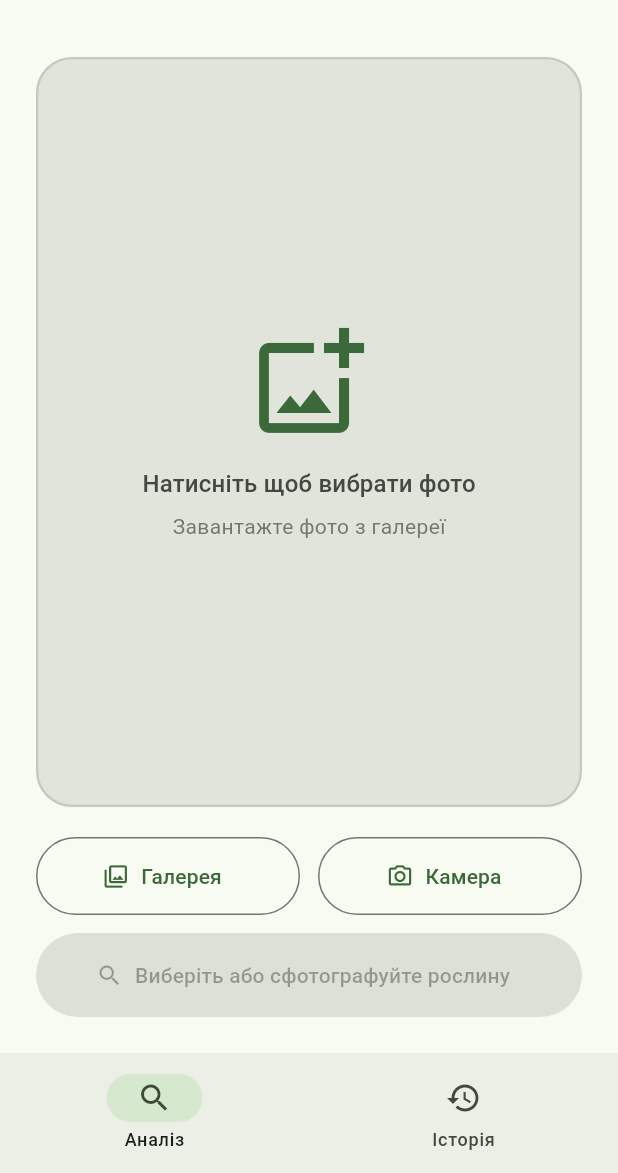
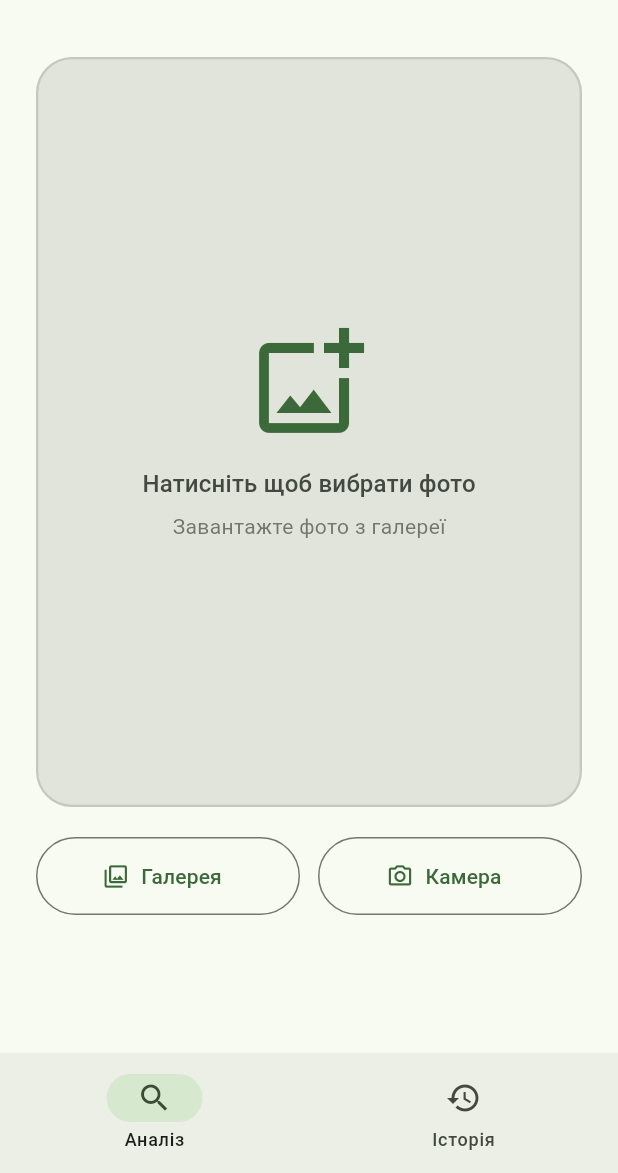
Before and after one commit to pdm7177/plant-doctor, a Flutter app: the screen it shows once a user with an empty profile is signed in, on a phone screen of 412 x 824 dp, the part 63-1236 px from its top. Run offline on Flutter 3.47's test engine with Material 3 defaults, Android fonts, the phone set to English and light mode, and no system bars; our stand-ins replace flutter_local_notifications, google_sign_in, image_picker, shared_preferences, supabase_flutter, timezone; accounts and stored records are empty.

Commit message:
Fix paywall text (30 days instead of month) + hide analyze button until photo selected
Co-Authored-By: Claude Opus 4.8 <noreply@anthropic.com>

```diff
--- a/lib/l10n/app_strings.dart
+++ b/lib/l10n/app_strings.dart
@@ -67,7 +67,7 @@ class AppStrings {
       'paywallTitle': 'Преміум доступ',
       'paywallSubtitle': 'Ліміт безкоштовних аналізів вичерпано',
       'paywallDesc':
-          'Ви використали 5 безкоштовних аналізів цього місяця. Оформіть підписку щоб продовжити.',
+          'Ви використали 5 безкоштовних аналізів за останні 30 днів. Оформіть підписку щоб продовжити.',
       'paywallPrice': 'Підписатися — \$4.99/місяць',
       'paywallBack': 'Повернутися назад',
       'paywallFreeLeft': 'Безкоштовних аналізів залишилось:',
@@ -82,6 +82,10 @@ class AppStrings {
       'loginSubtitle': 'Діагностика рослин за допомогою ШІ',
       'loginWithGoogle': 'Увійти через Google',
       'loginPrivacyNote': 'Входячи, ви погоджуєтесь з Політикою конфіденційності',
+      'account': 'Акаунт',
+      'signOutBtn': 'Вийти з акаунту',
+      'signOutTitle': 'Вийти?',
+      'signOutMsg': 'Ви впевнені, що хочете вийти з акаунту?',
       'recWatering': 'Полив',
       'recLight': 'Освітлення',
       'recTemperature': 'Температура',
@@ -159,7 +163,7 @@ class AppStrings {
       'paywallTitle': 'Premium access',
       'paywallSubtitle': 'Free analysis limit reached',
       'paywallDesc':
-          'You have used 5 free analyses this month. Subscribe to continue.',
+          'You have used 5 free analyses in the last 30 days. Subscribe to continue.',
       'paywallPrice': 'Subscribe — \$4.99/month',
       'paywallBack': 'Go back',
       'paywallFreeLeft': 'Free analyses remaining:',
@@ -174,6 +178,10 @@ class AppStrings {
       'loginSubtitle': 'AI-powered plant health diagnosis',
       'loginWithGoogle': 'Sign in with Google',
       'loginPrivacyNote': 'By signing in, you agree to our Privacy Policy',
+      'account': 'Account',
+      'signOutBtn': 'Sign Out',
+      'signOutTitle': 'Sign Out?',
+      'signOutMsg': 'Are you sure you want to sign out?',
       'recWatering': 'Watering',
       'recLight': 'Light',
       'recTemperature': 'Temperature',
@@ -251,7 +259,7 @@ class AppStrings {
       'paywallTitle': 'Acceso premium',
       'paywallSubtitle': 'Límite de análisis gratuitos alcanzado',
       'paywallDesc':
-          'Has usado 5 análisis gratuitos este mes. Suscríbete para continuar.',
+          'Has usado 5 análisis gratuitos en los últimos 30 días. Suscríbete para continuar.',
       'paywallPrice': 'Suscribirse — \$4.99/mes',
       'paywallBack': 'Volver',
       'paywallFreeLeft': 'Análisis gratuitos restantes:',
@@ -266,6 +274,10 @@ class AppStrings {
       'loginSubtitle': 'Diagnóstico de plantas con IA',
       'loginWithGoogle': 'Iniciar sesión con Google',
       'loginPrivacyNote': 'Al iniciar sesión, aceptas nuestra Política de privacidad',
+      'account': 'Cuenta',
+      'signOutBtn': 'Cerrar sesión',
+      'signOutTitle': '¿Cerrar sesión?',
+      'signOutMsg': '¿Seguro que quieres cerrar sesión?',
       'recWatering': 'Riego',
       'recLight': 'Luz',
       'recTemperature': 'Temperatura',
@@ -343,7 +355,7 @@ class AppStrings {
       'paywallTitle': 'Премиум доступ',
       'paywallSubtitle': 'Лимит бесплатных анализов исчерпан',
       'paywallDesc':
-          'Вы использовали 5 бесплатных анализов в этом месяце. Оформите подписку чтобы продолжить.',
+          'Вы использовали 5 бесплатных анализов за последние 30 дней. Оформите подписку чтобы продолжить.',
       'paywallPrice': 'Подписаться — \$4.99/месяц',
       'paywallBack': 'Вернуться назад',
       'paywallFreeLeft': 'Бесплатных анализов осталось:',
@@ -358,6 +370,10 @@ class AppStrings {
       'loginSubtitle': 'Диагностика растений с помощью ИИ',
       'loginWithGoogle': 'Войти через Google',
       'loginPrivacyNote': 'Входя, вы соглашаетесь с Политикой конфиденциальности',
+      'account': 'Аккаунт',
+      'signOutBtn': 'Выйти из аккаунта',
+      'signOutTitle': 'Выйти?',
+      'signOutMsg': 'Вы уверены, что хотите выйти из аккаунта?',
       'recWatering': 'Полив',
       'recLight': 'Освещение',
       'recTemperature': 'Температура',
@@ -435,7 +451,7 @@ class AppStrings {
       'paywallTitle': 'Premium-Zugang',
       'paywallSubtitle': 'Limit für kostenlose Analysen erreicht',
       'paywallDesc':
-          'Du hast 5 kostenlose Analysen diesen Monat verwendet. Abonnieren um fortzufahren.',
+          'Du hast 5 kostenlose Analysen in den letzten 30 Tagen verwendet. Abonnieren um fortzufahren.',
       'paywallPrice': 'Abonnieren — \$4.99/Monat',
       'paywallBack': 'Zurück',
       'paywallFreeLeft': 'Kostenlose Analysen übrig:',
@@ -450,6 +466,10 @@ class AppStrings {
       'loginSubtitle': 'KI-gestützte Pflanzendiagnose',
       'loginWithGoogle': 'Mit Google anmelden',
       'loginPrivacyNote': 'Durch die Anmeldung stimmst du unserer Datenschutzrichtlinie zu',
+      'account': 'Konto',
+      'signOutBtn': 'Abmelden',
+      'signOutTitle': 'Abmelden?',
+      'signOutMsg': 'Möchtest du dich wirklich abmelden?',
       'recWatering': 'Bewässerung',
       'recLight': 'Licht',
       'recTemperature': 'Temperatur',
@@ -527,7 +547,7 @@ class AppStrings {
       'paywallTitle': 'Accès premium',
       'paywallSubtitle': "Limite d'analyses gratuites atteinte",
       'paywallDesc':
-          "Vous avez utilisé 5 analyses gratuites ce mois-ci. Abonnez-vous pour continuer.",
+          "Vous avez utilisé 5 analyses gratuites au cours des 30 derniers jours. Abonnez-vous pour continuer.",
       'paywallPrice': "S'abonner — \$4.99/mois",
       'paywallBack': 'Retour',
       'paywallFreeLeft': 'Analyses gratuites restantes :',
@@ -542,6 +562,10 @@ class AppStrings {
       'loginSubtitle': 'Diagnostic de plantes par IA',
       'loginWithGoogle': 'Se connecter avec Google',
       'loginPrivacyNote': 'En vous connectant, vous acceptez notre Politique de confidentialité',
+      'account': 'Compte',
+      'signOutBtn': 'Se déconnecter',
+      'signOutTitle': 'Se déconnecter ?',
+      'signOutMsg': 'Êtes-vous sûr de vouloir vous déconnecter ?',
       'recWatering': 'Arrosage',
       'recLight': 'Lumière',
       'recTemperature': 'Température',
@@ -634,6 +658,10 @@ class AppStrings {
   String get loginSubtitle => get('loginSubtitle');
   String get loginWithGoogle => get('loginWithGoogle');
   String get loginPrivacyNote => get('loginPrivacyNote');
+  String get account => get('account');
+  String get signOutBtn => get('signOutBtn');
+  String get signOutTitle => get('signOutTitle');
+  String get signOutMsg => get('signOutMsg');
   String get privacyPolicy => get('privacyPolicy');
   String get deleteDataBtn => get('deleteDataBtn');
   String get deleteDataTitle => get('deleteDataTitle');
--- a/lib/screens/analyze_screen.dart
+++ b/lib/screens/analyze_screen.dart
@@ -79,10 +79,10 @@ class _AnalyzeScreenState extends State<AnalyzeScreen> {
       return;
     }
 
-    // Check monthly free limit
-    final count = await _storage.getMonthlyAnalysisCount();
+    // Check server-side 30-day limit
+    final remaining = await _supabase.getRemainingAnalyses();
     if (!mounted) return;
-    if (count >= StorageService.freeLimit) {
+    if (remaining <= 0) {
       await Navigator.push(
         context,
         MaterialPageRoute(builder: (_) => const PaywallScreen()),
@@ -119,7 +119,6 @@ class _AnalyzeScreenState extends State<AnalyzeScreen> {
       );
 
       await _storage.saveAnalysis(analysis);
-      await _storage.incrementAnalysisCount();
       await _supabase.saveAnalysis(analysis, s.aiLanguageName);
 
       if (!mounted) return;
@@ -222,12 +221,18 @@ class _AnalyzeScreenState extends State<AnalyzeScreen> {
                 ],
               ),
               const SizedBox(height: 12),
-              FilledButton.icon(
-                onPressed: (_image == null || _loading) ? null : _analyze,
-                icon: const Icon(Icons.search),
-                label: Text(_image == null ? s.selectOrPhoto : s.analyzeBtn),
-                style: FilledButton.styleFrom(
-                  minimumSize: const Size(double.infinity, 56),
+              Visibility(
+                visible: _image != null,
+                maintainSize: true,
+                maintainAnimation: true,
+                maintainState: true,
+                child: FilledButton.icon(
+                  onPressed: (_image == null || _loading) ? null : _analyze,
+                  icon: const Icon(Icons.search),
+                  label: Text(s.analyzeBtn),
+                  style: FilledButton.styleFrom(
+                    minimumSize: const Size(double.infinity, 56),
+                  ),
                 ),
               ),
             ],
```
